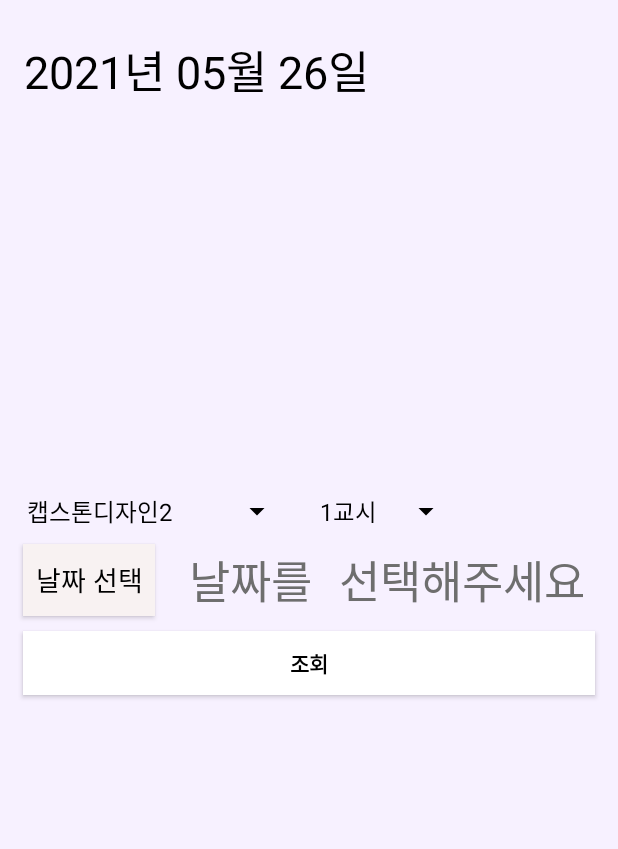
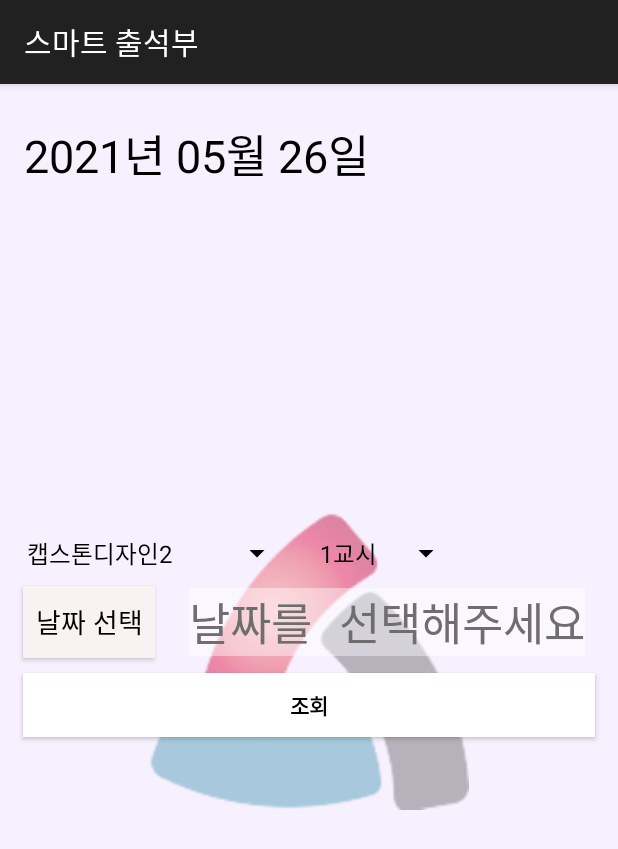
Before and after one commit to Leekm0912/3-1_SmartAttendance, an Android app: the SearchAttendance screen opened directly, with no data from a screen before it, on a phone screen of 412 x 824 dp. Shown: the top 849 px of the screen. Run offline under Robolectric (Android 15) with nearby library versions, the phone set to English and light mode, and no system bars; our stand-ins replace Firebase (no records; nobody signed in at launch, a user with empty details on screens opened directly); Roboto replaces fonts that are not available here.

Commit message:
디자인 수정
연암공대 로고 삽입/액션바 추가

```diff
--- a/Android/SmartAttendance_Android-master/app/src/main/AndroidManifest.xml
+++ b/Android/SmartAttendance_Android-master/app/src/main/AndroidManifest.xml
@@ -21,7 +21,7 @@
         android:roundIcon="@mipmap/ic_launcher_round"
         android:supportsRtl="true"
         android:testOnly="true"
-        android:theme="@style/Theme.AppCompat.NoActionBar">
+        android:theme="@style/Theme.AppCompat">
 
         <activity android:name=".SearchAttendance" />
         <activity android:name=".MainActivity" >
--- a/Android/SmartAttendance_Android-master/app/src/main/res/layout/activity_login.xml
+++ b/Android/SmartAttendance_Android-master/app/src/main/res/layout/activity_login.xml
@@ -19,7 +19,7 @@
             android:layout_height="wrap_content"
 
             android:orientation="vertical"
-            android:paddingTop="50dp">
+            android:paddingTop="40dp">
 
             <ImageView
                 android:id="@+id/mainimage"
--- a/Android/SmartAttendance_Android-master/app/src/main/res/layout/activity_search_attendance.xml
+++ b/Android/SmartAttendance_Android-master/app/src/main/res/layout/activity_search_attendance.xml
@@ -8,6 +8,17 @@
     tools:context=".SearchAttendance">
     <!--    android:background="@color/main_color">-->
 
+
+    <ImageView
+        android:id="@+id/imageView2"
+        android:layout_width="213dp"
+        android:layout_height="220dp"
+        android:alpha="120"
+        app:layout_constraintBottom_toBottomOf="parent"
+        app:layout_constraintEnd_toEndOf="parent"
+        app:layout_constraintStart_toStartOf="parent"
+        app:layout_constraintTop_toTopOf="parent"
+        app:srcCompat="@drawable/yonam1" />
 
     <Spinner
         android:id="@+id/spinnerLecture2"
@@ -36,6 +47,7 @@
         android:id="@+id/textView_date"
         android:layout_width="wrap_content"
         android:layout_height="wrap_content"
+        android:background="#6AFFFFFF"
         android:fontFamily="monospace"
         android:text="날짜를 선택해주세요"
         android:textColor="#6E6E6E"
```
Also changed, not shown: Android/SmartAttendance_Android-master/app/src/main/java/yc/ac/smartattendance/MenuChoice.java (+30 -0 lines), Android/SmartAttendance_Android-master/app/src/main/res/layout/activity_open_attendance.xml (+11 -0 lines), Android/SmartAttendance_Android-master/app/src/main/res/drawable/yonam.png (added), Android/SmartAttendance_Android-master/app/src/main/res/drawable/yonam1.png (added).
